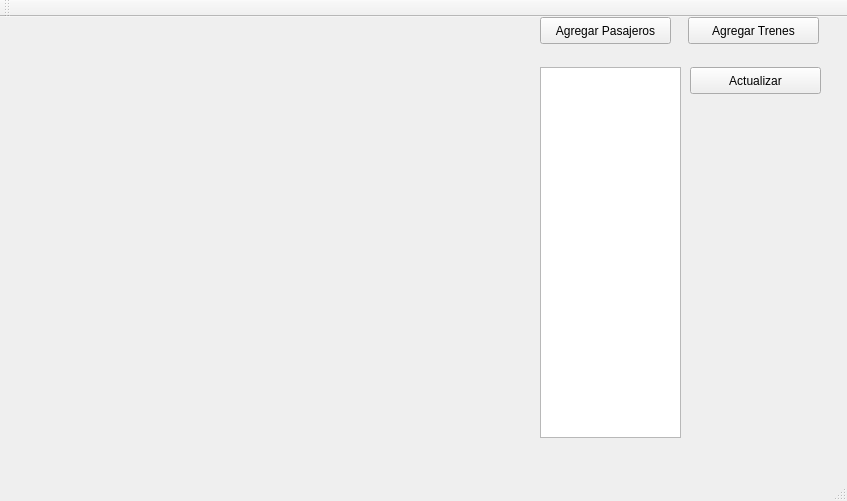
The window that principal.ui (AndyMadgar/Progra1-Datos) describes before a commit, drawn with Qt 5.
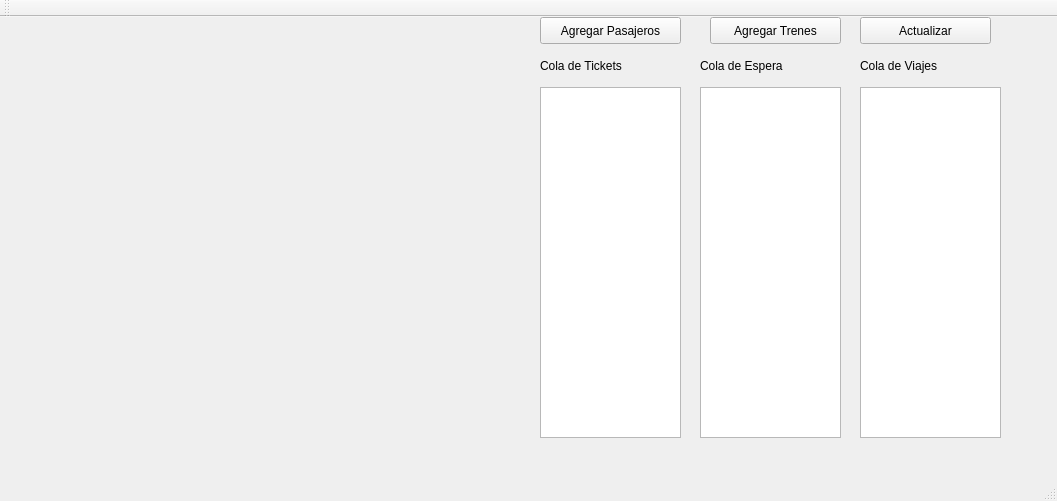
The same window after the commit. Icons and pictures are not drawn.

```diff
--- a/principal.ui
+++ b/principal.ui
@@ -6,7 +6,7 @@
    <rect>
     <x>0</x>
     <y>0</y>
-    <width>847</width>
+    <width>1057</width>
     <height>501</height>
    </rect>
   </property>
@@ -17,7 +17,7 @@
    <widget class="QPushButton" name="btnAgregaTren">
     <property name="geometry">
      <rect>
-      <x>688</x>
+      <x>710</x>
       <y>0</y>
       <width>131</width>
       <height>27</height>
@@ -32,7 +32,7 @@
      <rect>
       <x>540</x>
       <y>0</y>
-      <width>131</width>
+      <width>141</width>
       <height>27</height>
      </rect>
     </property>
@@ -44,17 +44,17 @@
     <property name="geometry">
      <rect>
       <x>540</x>
-      <y>50</y>
+      <y>70</y>
       <width>141</width>
-      <height>371</height>
+      <height>351</height>
      </rect>
     </property>
    </widget>
    <widget class="QPushButton" name="btnActualizar">
     <property name="geometry">
      <rect>
-      <x>690</x>
-      <y>50</y>
+      <x>860</x>
+      <y>0</y>
       <width>131</width>
       <height>27</height>
      </rect>
@@ -82,6 +82,65 @@
      <bool>true</bool>
     </property>
    </widget>
+   <widget class="QLabel" name="label_2">
+    <property name="geometry">
+     <rect>
+      <x>540</x>
+      <y>40</y>
+      <width>141</width>
+      <height>17</height>
+     </rect>
+    </property>
+    <property name="text">
+     <string>Cola de Tickets</string>
+    </property>
+   </widget>
+   <widget class="QListWidget" name="lstEspera">
+    <property name="geometry">
+     <rect>
+      <x>700</x>
+      <y>70</y>
+      <width>141</width>
+      <height>351</height>
+     </rect>
+    </property>
+   </widget>
+   <widget class="QLabel" name="label_3">
+    <property name="geometry">
+     <rect>
+      <x>700</x>
+      <y>40</y>
+      <width>141</width>
+      <height>17</height>
+     </rect>
+    </property>
+    <property name="text">
+     <string>Cola de Espera</string>
+    </property>
+   </widget>
+   <widget class="QListWidget" name="lstViajes">
+    <property name="geometry">
+     <rect>
+      <x>860</x>
+      <y>70</y>
+      <width>141</width>
+      <height>351</height>
+     </rect>
+    </property>
+   </widget>
+   <widget class="QLabel" name="label_4">
+    <property name="geometry">
+     <rect>
+      <x>860</x>
+      <y>40</y>
+      <width>141</width>
+      <height>17</height>
+     </rect>
+    </property>
+    <property name="text">
+     <string>Cola de Viajes</string>
+    </property>
+   </widget>
   </widget>
   <widget class="QMenuBar" name="menuBar">
    <property name="geometry">
```
Left out of the diff: 2 changed lines with no effect on the pictures.
